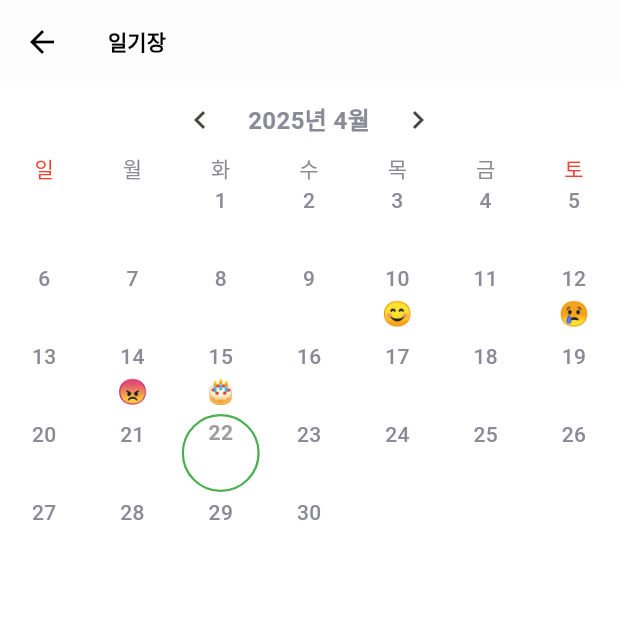
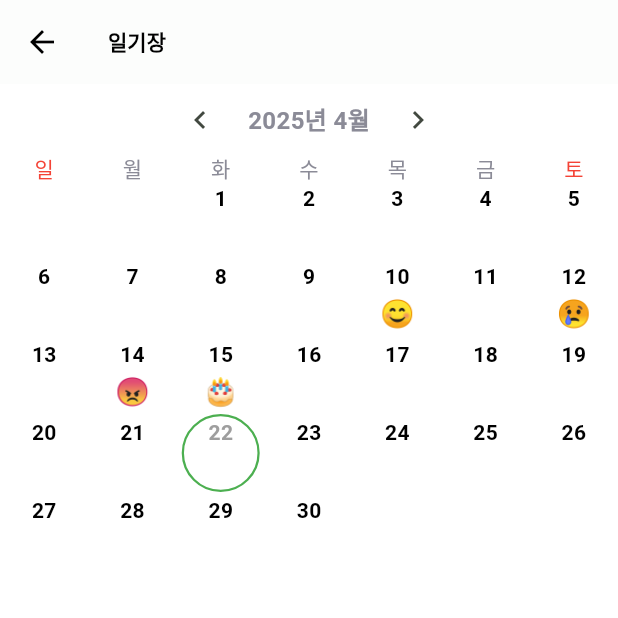
Before and after one commit to Eunverpool/SarangBang, a Flutter app: the screen it shows after launch, on a phone screen of 412 x 824 dp, the top half of it. Run offline on Flutter 3.47's test engine with Material 3 defaults, Android fonts, the phone set to English and light mode, and no system bars; drawn by our look-alikes of table_calendar; our stand-ins replace cached_network_image, flutter_credit_card, flutter_svg, form_field_validator; network calls fail; Roboto replaces fonts that are missing (Gilroy).

Commit message:
0422_2022_hosik calendar-report 연동간의 date 매개변수 추가

```diff
--- /dev/null
+++ b/lib/core/models/report_model.dart
@@ -0,0 +1,18 @@
+class Report {
+  final String emoji; // 😊
+  final String title; // 제목
+  final String summary; // 일기
+
+  final String cognitiveResult; // 인지 테스트 결과
+  // final List<QuestionResult> cognitiveResults;  <== 변경 예정
+
+  final Map<String, int> emotionRatio; // 감정 분석
+
+  Report({
+    required this.emoji,
+    required this.title,
+    required this.summary,
+    required this.cognitiveResult,
+    required this.emotionRatio,
+  });
+}
--- a/lib/core/routes/on_generate_route.dart
+++ b/lib/core/routes/on_generate_route.dart
@@ -61,7 +61,9 @@ class RouteGenerator {
       case AppRoutes.diaryPage:
         return CupertinoPageRoute(builder: (_) => const DiaryPage());
       case AppRoutes.reportPage:
-        return CupertinoPageRoute(builder: (_) => const ReportPage());
+        final selectedDate = settings.arguments as DateTime;
+        return CupertinoPageRoute(
+            builder: (_) => ReportPage(selectedDate: selectedDate));
       case AppRoutes.introLogin:
         return CupertinoPageRoute(builder: (_) => const IntroLoginPage());
 
--- /dev/null
+++ b/lib/data/report_data.dart
@@ -0,0 +1,63 @@
+import 'package:grocery/core/models/report_model.dart';
+
+final Map<DateTime, Report> reportDB = {
+  DateTime.utc(2025, 4, 10): Report(
+    emoji: '😊',
+    title: '산책하며 기분 좋았던 하루',
+    summary: '오늘은 날씨가 정말 맑고 따뜻해서 아침에 동네 공원을 산책했어요. '
+        '벚꽃이 피어 있는 길을 따라 걷다 보니 기분이 절로 좋아졌습니다. '
+        '산책 후에는 따뜻한 커피를 마시며 책을 읽었고, 하루 종일 평화롭고 안정된 기분을 느꼈어요. '
+        '이런 날이 자주 있었으면 좋겠다는 생각이 들었습니다.',
+    cognitiveResult: '날짜 인식: 정확 / 최근 식사 회상: 정확 / 기억력 회상: 약간 부정확',
+    emotionRatio: {
+      '행복': 60,
+      '평온': 30,
+      '불안': 10,
+    },
+  ),
+  DateTime.utc(2025, 4, 12): Report(
+    emoji: '😢',
+    title: '외롭고 우울했던 하루',
+    summary: '오늘은 혼자 있는 시간이 많았고, 친구들에게 연락이 닿지 않아 외로움을 많이 느꼈어요. '
+        '집 안에만 있다 보니 우울한 생각이 자꾸 들어서 좋아하는 음악을 틀어놓고 분위기를 바꾸려 했지만, '
+        '마음이 쉽게 나아지지 않았습니다. 내일은 꼭 바깥 공기를 쐬며 기분 전환을 해야겠어요.',
+    cognitiveResult: '날짜 인식: 정확 / 최근 식사 회상: 부정확 / 기억력 회상: 부정확',
+    emotionRatio: {
+      '슬픔': 50,
+      '무기력': 30,
+      '불안': 20,
+    },
+  ),
+  DateTime.utc(2025, 4, 14): Report(
+    emoji: '😠',
+    title: '일이 꼬여서 스트레스 받음',
+    summary: '하루 종일 계획대로 되는 일이 하나도 없었어요. 아침에 스마트폰 알람이 울리지 않아 지각했고, '
+        '회의 시간도 착각해서 중요한 발표를 놓쳤습니다. 오후에는 컴퓨터도 오류가 나서 문서 작업을 날려버렸고, '
+        '정말 최악의 하루였어요. 스트레스를 좀 해소하려고 운동을 했지만 마음이 진정되지 않았어요.',
+    cognitiveResult: '날짜 인식: 정확 / 최근 식사 회상: 정확 / 기억력 회상: 정확',
+    emotionRatio: {
+      '분노': 50,
+      '불안': 30,
+      '긴장': 20,
+    },
+  ),
+  DateTime.utc(2025, 4, 15): Report(
+    emoji: '🎂',
+    title: '생일 파티로 행복한 하루!',
+    summary: '오늘은 제 생일이었어요! 가족과 친구들이 깜짝 파티를 열어줘서 정말 감동받았어요. '
+        '맛있는 케이크와 선물, 함께한 웃음들이 하루 종일 이어졌고, '
+        '나를 위해 이렇게 마음 써주는 사람들이 있다는 게 참 감사하게 느껴졌어요. '
+        '잊지 못할 생일이었고, 마음 한가득 행복으로 채워진 하루였어요.',
+    cognitiveResult: '날짜 인식: 정확 / 최근 식사 회상: 정확 / 기억력 회상: 정확',
+    emotionRatio: {
+      '행복': 70,
+      '감사': 20,
+      '설렘': 10,
+    },
+  ),
+};
+
+Report? getReportByDate(DateTime date) {
+  final key = DateTime.utc(date.year, date.month, date.day);
+  return reportDB[key];
+}
--- a/lib/views/diary/components/calendar.dart
+++ b/lib/views/diary/components/calendar.dart
@@ -1,7 +1,7 @@
 import 'package:flutter/material.dart';
 import 'package:table_calendar/table_calendar.dart';
 
-import '../data/diary_data.dart';
+import '../../../data/report_data.dart';
 
 //grocery는 내 프로젝트 이름, pubspec.yaml 파일에서 찾아볼 수 있음
 import 'package:grocery/core/routes/app_routes.dart';
@@ -14,6 +14,12 @@ class DiaryCalendar extends StatefulWidget {
 }
 
 class _DiaryCalendarState extends State<DiaryCalendar> {
+  // 현재 보고 있는 날짜
+  DateTime _focusedDay = DateTime.now();
+
+  // 유저가 선택한 날짜 (터치 시 변경)
+  DateTime? _selectedDay;
+
   void _showYearMonthPicker(BuildContext context) async {
     int selectedYearIndex = _focusedDay.year - 2020;
     int selectedMonthIndex = _focusedDay.month - 1;
@@ -129,30 +135,50 @@ class _DiaryCalendarState extends State<DiaryCalendar> {
     );
   }
 
-  // 현재 보고 있는 날짜
-  DateTime _focusedDay = DateTime.now();
+  /// ✅ 리팩토링된 부분: emoji UI 렌더링 공통 함수
+  Widget _buildEmojiDay(int day, String? emoji,
+      {bool selected = false, bool today = false}) {
+    final textColor = selected
+        ? Colors.white
+        : today
+            ? Colors.grey
+            : Colors.black;
+    final bgColor = selected ? Colors.green : Colors.transparent;
+    final border = today
+        ? Border.all(color: Colors.green, width: 1.5)
+        : Border.all(color: Colors.transparent);
 
-  // 유저가 선택한 날짜 (터치 시 변경)
-  DateTime? _selectedDay;
+    return Container(
+      decoration: BoxDecoration(
+        shape: BoxShape.circle,
+        color: bgColor,
+        border: border,
+      ),
+      alignment: Alignment.center,
+      child: Column(
+        mainAxisAlignment: MainAxisAlignment.center,
+        children: [
+          Text(
+            '$day',
+            style: TextStyle(
+                fontWeight: FontWeight.bold, fontSize: 14, color: textColor),
+          ),
+          const SizedBox(height: 2),
+          Text(emoji ?? '', style: const TextStyle(fontSize: 18)),
+        ],
+      ),
+    );
+  }
 
   @override
   Widget build(BuildContext context) {
+    final selectedKey = _selectedDay != null
+        ? DateTime.utc(
+            _selectedDay!.year, _selectedDay!.month, _selectedDay!.day)
+        : null;
+    final selectedReport = selectedKey != null ? reportDB[selectedKey] : null;
     return Column(
       children: [
-        // /// 🔹 직접 만든 연/월 선택 헤더
-        // GestureDetector(
-        //   onTap: () => _showYearMonthPicker(context),
-        //   child: Padding(
-        //     padding: const EdgeInsets.symmetric(vertical: 12.0),
-        //     child: Text(
-        //       '${_focusedDay.year}년 ${_focusedDay.month}월',
-        //       style: const TextStyle(
-        //         fontSize: 16,
-        //         fontWeight: FontWeight.bold,
-        //       ),
-        //     ),
-        //   ),
-        // ),
         Row(
           mainAxisAlignment: MainAxisAlignment.center,
           children: [
@@ -247,131 +273,69 @@ class _DiaryCalendarState extends State<DiaryCalendar> {
           calendarBuilders: CalendarBuilders(
             // 일반 날짜
             defaultBuilder: (context, day, _) {
-              final emoji =
-                  emotionEmoji[DateTime.utc(day.year, day.month, day.day)];
-
-              return Column(
-                mainAxisAlignment: MainAxisAlignment.center,
-                children: [
-                  Text(
-                    '${day.day}',
-                    style: const TextStyle(
-                      fontSize: 14,
-                      fontWeight: FontWeight.w500,
-                    ),
-                  ),
-                  const SizedBox(height: 2),
-                  emoji != null
-                      ? Text(emoji, style: const TextStyle(fontSize: 16))
-                      : const Text(' ',
-                          style: TextStyle(fontSize: 16)), // ✅ 여기가 핵심!
-                ],
-              );
+              final report =
+                  reportDB[DateTime.utc(day.year, day.month, day.day)];
+              return _buildEmojiDay(day.day, report?.emoji);
             },
 
             // 오늘 날짜
             todayBuilder: (context, day, _) {
-              final emoji =
-                  emotionEmoji[DateTime.utc(day.year, day.month, day.day)];
-              return Container(
-                decoration: BoxDecoration(
-                  shape: BoxShape.circle,
-                  border: Border.all(color: Colors.green, width: 1.5),
-                ),
-                alignment: Alignment.center,
-                child: Column(
-                  mainAxisAlignment: MainAxisAlignment.center,
-                  children: [
-                    Text(
-                      '${day.day}',
-                      style: const TextStyle(
-                        fontWeight: FontWeight.bold,
-                        fontSize: 14,
-                        color: Colors.grey,
-                      ),
-                    ),
-                    const SizedBox(height: 2),
-                    Text(
-                      emoji ?? '',
-                      style: const TextStyle(
-                        fontSize: 18,
-                      ),
-                    ),
-                  ],
-                ),
-              );
+              final report =
+                  reportDB[DateTime.utc(day.year, day.month, day.day)];
+              return _buildEmojiDay(day.day, report?.emoji, today: true);
             },
 
             // 선택된 날짜
             selectedBuilder: (context, day, _) {
-              final emoji =
-                  emotionEmoji[DateTime.utc(day.year, day.month, day.day)];
-              return Container(
-                decoration: const BoxDecoration(
-                  shape: BoxShape.circle,
-                  color: Colors.green,
-                ),
-                alignment: Alignment.center,
-                child: Column(
-                  mainAxisAlignment: MainAxisAlignment.center,
-                  children: [
-                    Text(
-                      '${day.day}',
-                      style: const TextStyle(
-                        fontWeight: FontWeight.bold,
-                        fontSize: 14,
-                        color: Colors.white,
+              final report =
+                  reportDB[DateTime.utc(day.year, day.month, day.day)];
+              return _buildEmojiDay(day.day, report?.emoji, selected: true);
+            },
           ),
         ),
-                    // const SizedBox(height: 2),
-                    Text(
-                      emoji ?? '',
-                      style: const TextStyle(
-                        fontSize: 18,
-                      ),
-                    ),
-                  ],
-                ),
-              );
-            },
-          ),
-        ), // TableCalendar
 
         const SizedBox(height: 20),
 
         /// 📌 선택된 날짜의 일기 요약 표시 (제목 한 줄)
-        if (_selectedDay != null &&
-            diarySummary.containsKey(DateTime.utc(
-              _selectedDay!.year,
-              _selectedDay!.month,
-              _selectedDay!.day,
-            )))
+        // if (_selectedDay != null && selectedReport != null)
+        //   GestureDetector(
+        //     onTap: () {
+        //       Navigator.pushNamed(
+        //         context,
+        //         AppRoutes.reportPage,
+        //         arguments: _selectedDay,
+        //       );
+        //     },
+        //     child: Padding(
+        //       padding: const EdgeInsets.all(12.0),
+        //       child: Text(
+        //         '${selectedReport.emoji} ${selectedReport.title}',
+        //         style:
+        //             const TextStyle(fontSize: 16, fontWeight: FontWeight.bold),
+        //       ),
+        //     ),
+        //   ),
+        ...(_selectedDay != null && selectedReport != null
+            ? [
                 GestureDetector(
                   onTap: () {
-              // // 일일 보고서 페이지 연결 (현재는 스낵바로 대체)
-              // final summary = diarySummary[DateTime.utc(
-              //   _selectedDay!.year,
-              //   _selectedDay!.month,
-              //   _selectedDay!.day,
-              // )];
-              // ScaffoldMessenger.of(context).showSnackBar(
-              //   SnackBar(content: Text('일일보고서 보기: $summary')),
-              // );
-              Navigator.pushNamed(context, AppRoutes.reportPage);
+                    Navigator.pushNamed(
+                      context,
+                      AppRoutes.reportPage,
+                      arguments: _selectedDay,
+                    );
                   },
                   child: Padding(
                     padding: const EdgeInsets.all(12.0),
                     child: Text(
-                diarySummary[DateTime.utc(
-                  _selectedDay!.year,
-                  _selectedDay!.month,
-                  _selectedDay!.day,
-                )]!,
-                style:
-                    const TextStyle(fontSize: 16, fontWeight: FontWeight.bold),
+                      '${selectedReport.emoji} ${selectedReport.title}',
+                      style: const TextStyle(
+                          fontSize: 16, fontWeight: FontWeight.bold),
                     ),
                   ),
-          ),
+                )
+              ]
+            : []),
       ],
     );
   }
```
Also changed, not shown: lib/core/models/questionResult_model.dart (added, +15 -0 lines), lib/views/report/components/report_emotion.dart (+63 -38 lines), lib/views/report/components/report_header.dart (+14 -3 lines), lib/views/report/components/report_summary.dart (+4 -3 lines), lib/views/report/report_page.dart (+13 -5 lines). Lines whose indentation alone changed are shown as unchanged.
